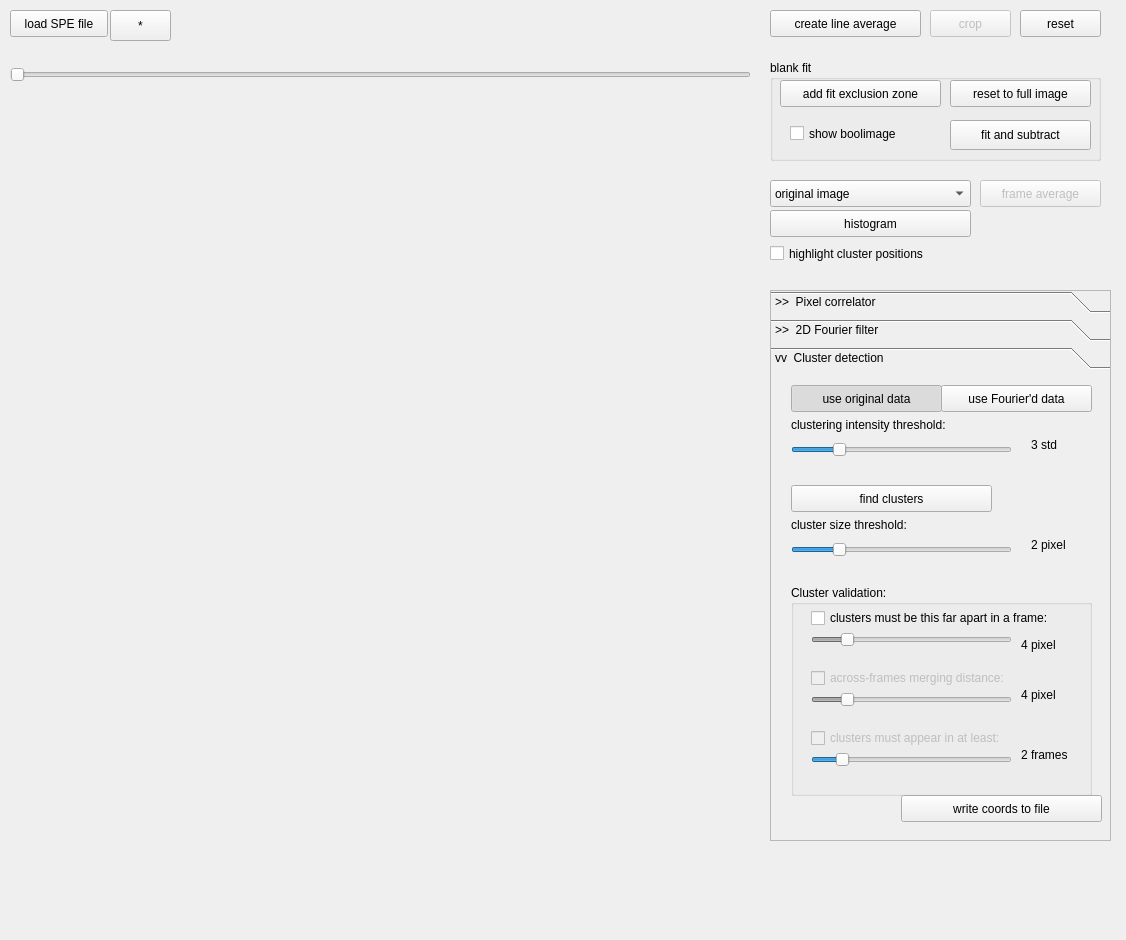
Old version of the form sm_detection/sm_detector_layout.ui in the repository kiwimatto/2dpolim-analysis.
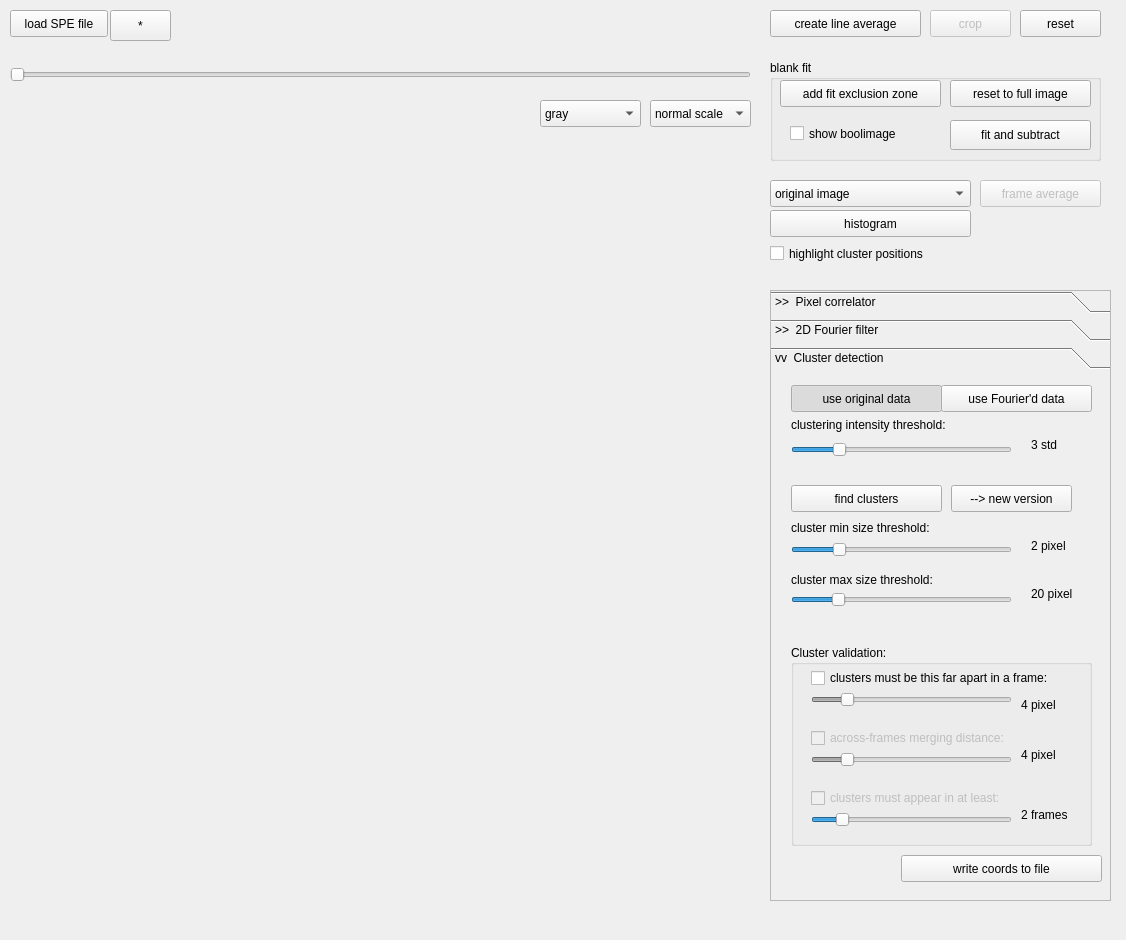
New version of the form.

Commit message: Added new SM detection scheme, center positions are now value-weighted, log-scale and cmaps enabled for imshows

The edit to the form file:
```diff
--- a/sm_detection/sm_detector_layout.ui
+++ b/sm_detection/sm_detector_layout.ui
@@ -31,6 +31,56 @@
     <property name="focusPolicy">
      <enum>Qt::NoFocus</enum>
     </property>
+    <widget class="QComboBox" name="logScaleComboBox">
+     <property name="geometry">
+      <rect>
+       <x>640</x>
+       <y>0</y>
+       <width>101</width>
+       <height>27</height>
+      </rect>
+     </property>
+     <item>
+      <property name="text">
+       <string>normal scale</string>
+      </property>
+     </item>
+     <item>
+      <property name="text">
+       <string>log scale</string>
+      </property>
+     </item>
+    </widget>
+    <widget class="QComboBox" name="cmapComboBox">
+     <property name="geometry">
+      <rect>
+       <x>530</x>
+       <y>0</y>
+       <width>101</width>
+       <height>27</height>
+      </rect>
+     </property>
+     <item>
+      <property name="text">
+       <string>gray</string>
+      </property>
+     </item>
+     <item>
+      <property name="text">
+       <string>jet</string>
+      </property>
+     </item>
+     <item>
+      <property name="text">
+       <string>hsv</string>
+      </property>
+     </item>
+     <item>
+      <property name="text">
+       <string>heat</string>
+      </property>
+     </item>
+    </widget>
    </widget>
    <widget class="QPushButton" name="loadFilePushButton">
     <property name="geometry">
@@ -49,14 +99,22 @@
     <property name="geometry">
      <rect>
       <x>180</x>
-      <y>27</y>
-      <width>931</width>
-      <height>20</height>
+      <y>16</y>
+      <width>591</width>
+      <height>41</height>
      </rect>
     </property>
+    <property name="font">
+     <font>
+      <pointsize>8</pointsize>
+     </font>
+    </property>
     <property name="text">
      <string/>
     </property>
+    <property name="wordWrap">
+     <bool>true</bool>
+    </property>
    </widget>
    <widget class="QSlider" name="frameSlider">
     <property name="geometry">
@@ -213,7 +271,7 @@
       <x>770</x>
       <y>290</y>
       <width>341</width>
-      <height>551</height>
+      <height>611</height>
      </rect>
     </property>
     <property name="frameShape">
@@ -474,7 +532,7 @@
        <x>0</x>
        <y>0</y>
        <width>339</width>
-       <height>456</height>
+       <height>516</height>
       </rect>
      </property>
      <attribute name="label">
@@ -532,13 +590,13 @@
       <property name="geometry">
        <rect>
         <x>20</x>
-        <y>140</y>
+        <y>143</y>
         <width>281</width>
         <height>20</height>
        </rect>
       </property>
       <property name="text">
-       <string>cluster size threshold:</string>
+       <string>cluster min size threshold:</string>
       </property>
      </widget>
      <widget class="QSlider" name="clusterIntensityThresholdSlider">
@@ -568,7 +626,7 @@
        <rect>
         <x>20</x>
         <y>110</y>
-        <width>201</width>
+        <width>151</width>
         <height>27</height>
        </rect>
       </property>
@@ -618,9 +676,9 @@
       <property name="geometry">
        <rect>
         <x>20</x>
-        <y>210</y>
+        <y>270</y>
         <width>301</width>
-        <height>211</height>
+        <height>201</height>
        </rect>
       </property>
       <property name="font">
@@ -804,7 +862,7 @@
       <property name="geometry">
        <rect>
         <x>260</x>
-        <y>160</y>
+        <y>161</y>
         <width>61</width>
         <height>20</height>
        </rect>
@@ -817,7 +875,7 @@
       <property name="geometry">
        <rect>
         <x>130</x>
-        <y>420</y>
+        <y>480</y>
         <width>201</width>
         <height>27</height>
        </rect>
@@ -829,6 +887,73 @@
        <bool>false</bool>
       </property>
      </widget>
+     <widget class="QSlider" name="maxClusterSizeThresholdSlider">
+      <property name="geometry">
+       <rect>
+        <x>20</x>
+        <y>210</y>
+        <width>221</width>
+        <height>29</height>
+       </rect>
+      </property>
+      <property name="minimum">
+       <number>1</number>
+      </property>
+      <property name="maximum">
+       <number>100</number>
+      </property>
+      <property name="pageStep">
+       <number>1</number>
+      </property>
+      <property name="value">
+       <number>20</number>
+      </property>
+      <property name="orientation">
+       <enum>Qt::Horizontal</enum>
+      </property>
+     </widget>
+     <widget class="QLabel" name="maxClusterSizeThresholdLabel">
+      <property name="geometry">
+       <rect>
+        <x>260</x>
+        <y>209</y>
+        <width>61</width>
+        <height>20</height>
+       </rect>
+      </property>
+      <property name="text">
+       <string>20 pixel</string>
+      </property>
+     </widget>
+     <widget class="QLabel" name="label_8">
+      <property name="geometry">
+       <rect>
+        <x>20</x>
+        <y>195</y>
+        <width>281</width>
+        <height>20</height>
+       </rect>
+      </property>
+      <property name="text">
+       <string>cluster max size threshold:</string>
+      </property>
+     </widget>
+     <widget class="QPushButton" name="findClustersNewPushButton">
+      <property name="geometry">
+       <rect>
+        <x>180</x>
+        <y>110</y>
+        <width>121</width>
+        <height>27</height>
+       </rect>
+      </property>
+      <property name="text">
+       <string>--&gt; new version</string>
+      </property>
+      <property name="checkable">
+       <bool>false</bool>
+      </property>
+     </widget>
     </widget>
    </widget>
    <widget class="QGroupBox" name="groupBox">
```
Left out of the diff: 8 changed lines with no effect on the pictures. The commit also changes 4 other files.
